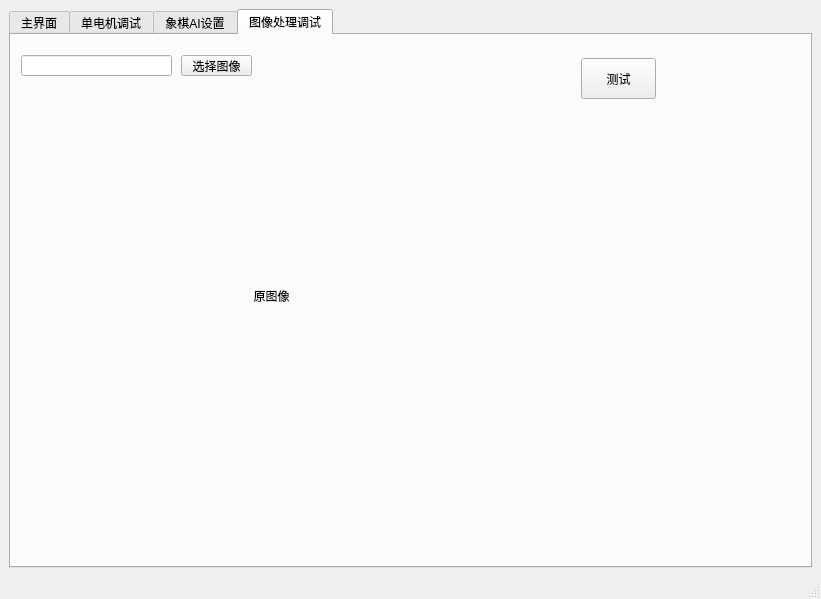
The window that mainwindow.ui (bcbs-352/ChineseChess_RobotArm_Upper) describes before a commit, drawn with Qt 5.
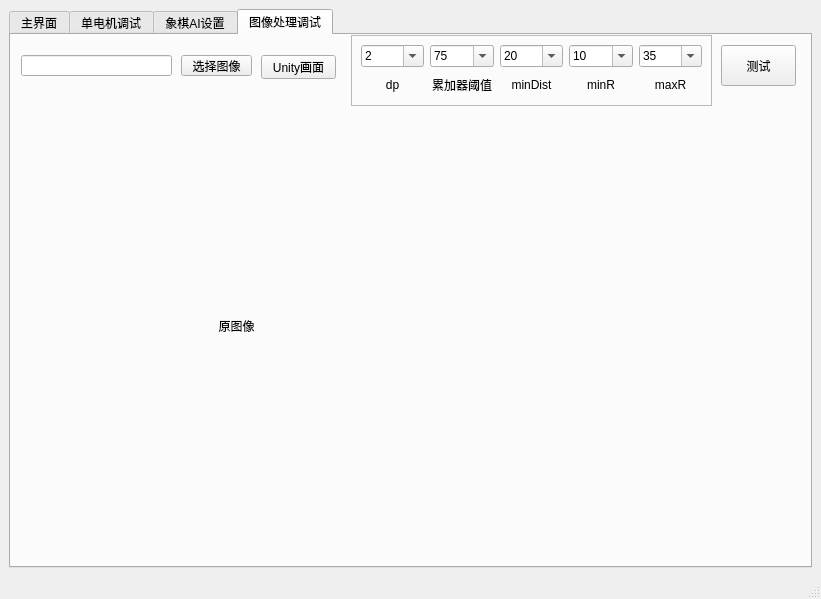
The same window after the commit.

The edit to the form file:
```diff
--- a/mainwindow.ui
+++ b/mainwindow.ui
@@ -977,10 +977,10 @@
        <widget class="QLabel" name="label_origin_img">
         <property name="geometry">
          <rect>
-          <x>20</x>
-          <y>60</y>
-          <width>481</width>
-          <height>401</height>
+          <x>10</x>
+          <y>80</y>
+          <width>431</width>
+          <height>421</height>
          </rect>
         </property>
         <property name="text">
@@ -993,8 +993,8 @@
        <widget class="QPushButton" name="btn_test_img">
         <property name="geometry">
          <rect>
-          <x>570</x>
-          <y>23</y>
+          <x>710</x>
+          <y>10</y>
           <width>75</width>
           <height>41</height>
          </rect>
@@ -1003,6 +1003,147 @@
          <string>测试</string>
         </property>
        </widget>
+       <widget class="QPushButton" name="pushButton">
+        <property name="geometry">
+         <rect>
+          <x>250</x>
+          <y>20</y>
+          <width>75</width>
+          <height>24</height>
+         </rect>
+        </property>
+        <property name="text">
+         <string>Unity画面</string>
+        </property>
+       </widget>
+       <widget class="QFrame" name="frame_3">
+        <property name="geometry">
+         <rect>
+          <x>340</x>
+          <y>0</y>
+          <width>361</width>
+          <height>71</height>
+         </rect>
+        </property>
+        <property name="frameShape">
+         <enum>QFrame::StyledPanel</enum>
+        </property>
+        <property name="frameShadow">
+         <enum>QFrame::Raised</enum>
+        </property>
+        <layout class="QGridLayout" name="gridLayout_4">
+         <item row="0" column="0">
+          <widget class="QComboBox" name="cmb_dp">
+           <property name="editable">
+            <bool>true</bool>
+           </property>
+           <item>
+            <property name="text">
+             <string>2</string>
+            </property>
+           </item>
+          </widget>
+         </item>
+         <item row="0" column="1">
+          <widget class="QComboBox" name="cmb_param2">
+           <property name="editable">
+            <bool>true</bool>
+           </property>
+           <item>
+            <property name="text">
+             <string>75</string>
+            </property>
+           </item>
+          </widget>
+         </item>
+         <item row="0" column="2">
+          <widget class="QComboBox" name="cmb_min_dist">
+           <property name="editable">
+            <bool>true</bool>
+           </property>
+           <item>
+            <property name="text">
+             <string>20</string>
+            </property>
+           </item>
+          </widget>
+         </item>
+         <item row="0" column="3">
+          <widget class="QComboBox" name="cmb_min_r">
+           <property name="editable">
+            <bool>true</bool>
+           </property>
+           <item>
+            <property name="text">
+             <string>10</string>
+            </property>
+           </item>
+          </widget>
+         </item>
+         <item row="0" column="4">
+          <widget class="QComboBox" name="cmb_max_r">
+           <property name="editable">
+            <bool>true</bool>
+           </property>
+           <item>
+            <property name="text">
+             <string>35</string>
+            </property>
+           </item>
+          </widget>
+         </item>
+         <item row="1" column="0">
+          <widget class="QLabel" name="label_4">
+           <property name="text">
+            <string>dp</string>
+           </property>
+           <property name="alignment">
+            <set>Qt::AlignCenter</set>
+           </property>
+          </widget>
+         </item>
+         <item row="1" column="1">
+          <widget class="QLabel" name="label_5">
+           <property name="text">
+            <string>累加器阈值</string>
+           </property>
+           <property name="alignment">
+            <set>Qt::AlignCenter</set>
+           </property>
+          </widget>
+         </item>
+         <item row="1" column="2">
+          <widget class="QLabel" name="label_6">
+           <property name="text">
+            <string>minDist</string>
+           </property>
+           <property name="alignment">
+            <set>Qt::AlignCenter</set>
+           </property>
+          </widget>
+         </item>
+         <item row="1" column="3">
+          <widget class="QLabel" name="label_7">
+           <property name="text">
+            <string>minR</string>
+           </property>
+           <property name="alignment">
+            <set>Qt::AlignCenter</set>
+           </property>
+          </widget>
+         </item>
+         <item row="1" column="4">
+          <widget class="QLabel" name="label_8">
+           <property name="text">
+            <string>maxR</string>
+           </property>
+           <property name="alignment">
+            <set>Qt::AlignCenter</set>
+           </property>
+          </widget>
+         </item>
+        </layout>
+       </widget>
       </widget>
      </widget>
     </item>
```
